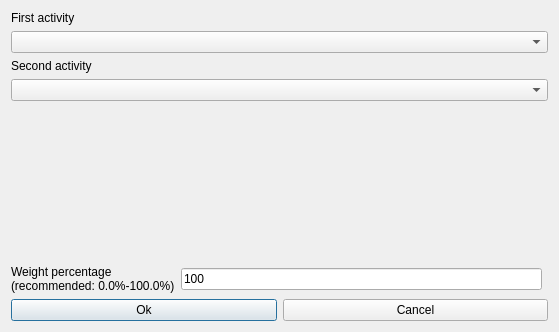
Before: the Qt Designer form fet/src/interface/modifyconstrainttwoactivitiesgroupedform_template.ui in vonmecheln/fet, drawn with Qt 5.
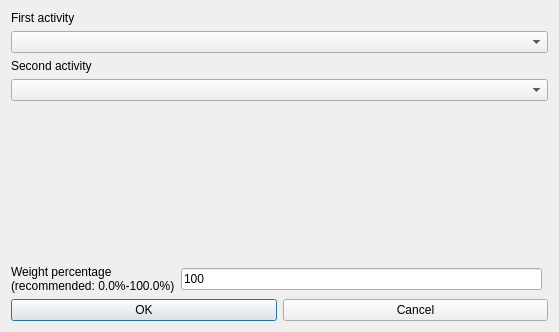
After: the same form once the commit is applied.

```diff
--- a/fet/src/interface/modifyconstrainttwoactivitiesgroupedform_template.ui
+++ b/fet/src/interface/modifyconstrainttwoactivitiesgroupedform_template.ui
@@ -19,7 +19,7 @@
      <item>
       <widget class="QPushButton" name="okPushButton">
        <property name="text">
-        <string>Ok</string>
+        <string>OK</string>
        </property>
       </widget>
      </item>
```
